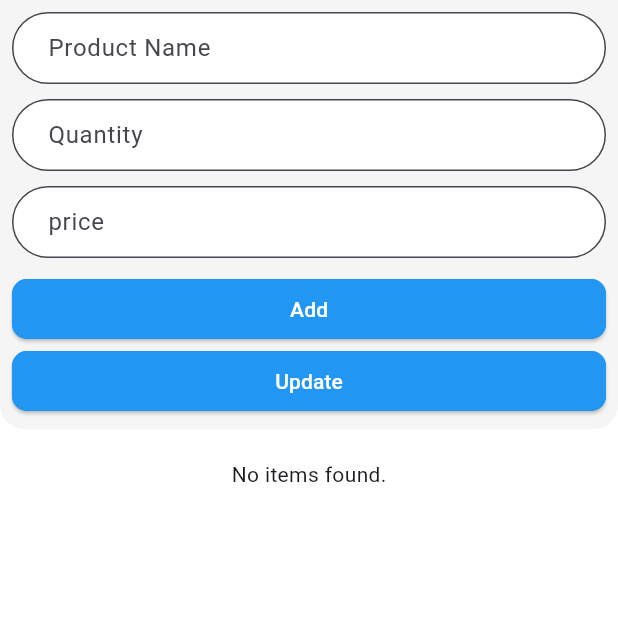
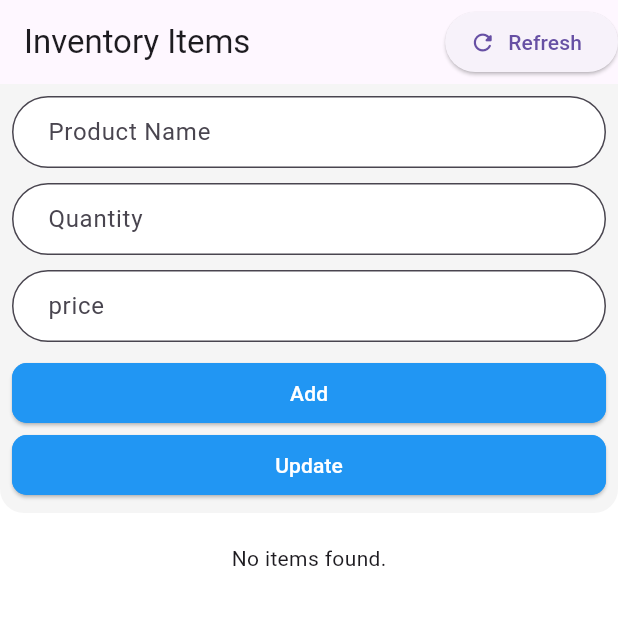
Before and after one commit to riyamhz/inventory_system, a Flutter app: the screen it shows after launch, on a phone screen of 412 x 824 dp, the top half of it. Run offline on Flutter 3.47's test engine with Material 3 defaults, Android fonts, the phone set to English and light mode, and no system bars; our stand-ins replace cloud_firestore, connectivity_plus, firebase_core; accounts and stored records are empty.

Commit message:
refresh funtionality added

```diff
--- a/lib/screens/item_screen.dart
+++ b/lib/screens/item_screen.dart
@@ -19,6 +19,7 @@ class _ItemScreenState extends State<ItemScreen> {
   TextEditingController quantityController = TextEditingController();
   TextEditingController priceController = TextEditingController();
   final GlobalKey<FormState> formKey = GlobalKey<FormState>();
+  Key streamKey = UniqueKey();
 
   Future<void> addItem({
     required String name,
@@ -77,6 +78,24 @@ class _ItemScreenState extends State<ItemScreen> {
       key: formKey,
       child: Scaffold(
         backgroundColor: Colors.white,
+        appBar: AppBar(
+          title: const Text("Inventory Items"),
+          actions: [
+            ElevatedButton.icon(
+              onPressed: () {
+                setState(() {
+                  productNameController.clear();
+                  quantityController.clear();
+                  priceController.clear();
+                  docId = null;
+                  streamKey = UniqueKey();
+                });
+              },
+              label: const Text("Refresh"),
+              icon: const Icon(Icons.refresh_rounded),
+            ),
+          ],
+        ),
         body: SizedBox(
           height: MediaQuery.of(context).size.height,
           width: MediaQuery.of(context).size.width,
@@ -159,6 +178,7 @@ class _ItemScreenState extends State<ItemScreen> {
                 height: 20,
               ),
               StreamBuilder<QuerySnapshot>(
+                key: streamKey,
                 stream: FirebaseFirestore.instance
                     .collection('inventory')
                     .snapshots(),
```
